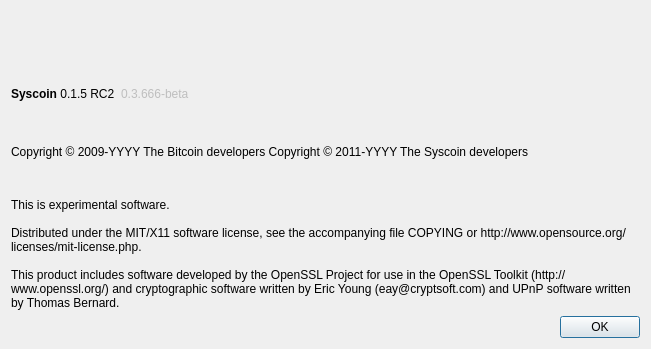
First picture: the form in src/qt/forms/aboutdialog.ui, repository syscoin/syscoin1, before the edit.
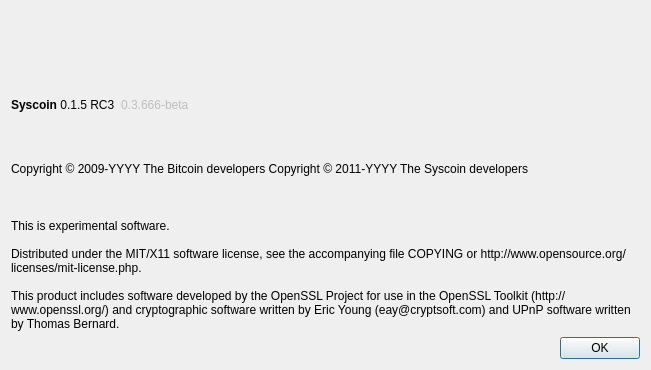
Second picture: the form after the edit. Icons and pictures are not drawn.

Commit message: Updated aboutdialog label to RC3

Diff of the .ui file:
```diff
--- a/src/qt/forms/aboutdialog.ui
+++ b/src/qt/forms/aboutdialog.ui
@@ -7,7 +7,7 @@
     <x>0</x>
     <y>0</y>
     <width>651</width>
-    <height>349</height>
+    <height>370</height>
    </rect>
   </property>
   <property name="windowTitle">
@@ -35,7 +35,7 @@
         <cursorShape>IBeamCursor</cursorShape>
        </property>
        <property name="text">
-        <string>&lt;html&gt;&lt;head/&gt;&lt;body&gt;&lt;p&gt;&lt;span style=&quot; font-weight:600;&quot;&gt;Syscoin &lt;/span&gt;0.1.5 RC2&lt;/p&gt;&lt;/body&gt;&lt;/html&gt;</string>
+        <string>&lt;html&gt;&lt;head/&gt;&lt;body&gt;&lt;p&gt;&lt;span style=&quot; font-weight:600;&quot;&gt;Syscoin &lt;/span&gt;0.1.5 RC3&lt;/p&gt;&lt;/body&gt;&lt;/html&gt;</string>
        </property>
        <property name="textInteractionFlags">
         <set>Qt::LinksAccessibleByMouse|Qt::TextSelectableByKeyboard|Qt::TextSelectableByMouse</set>
```
